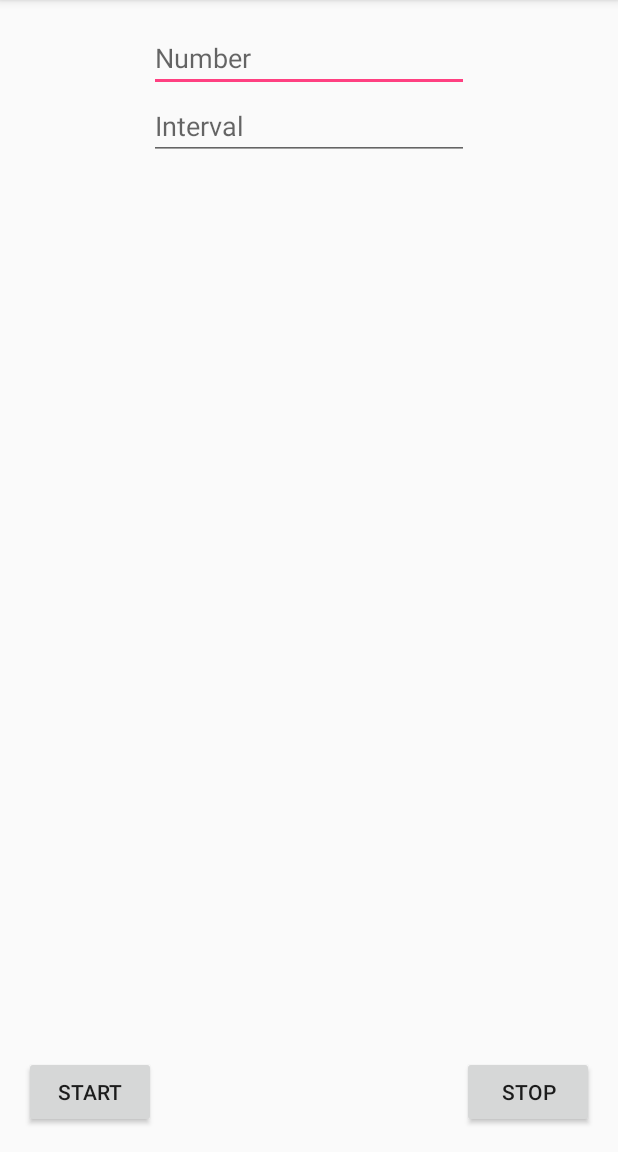
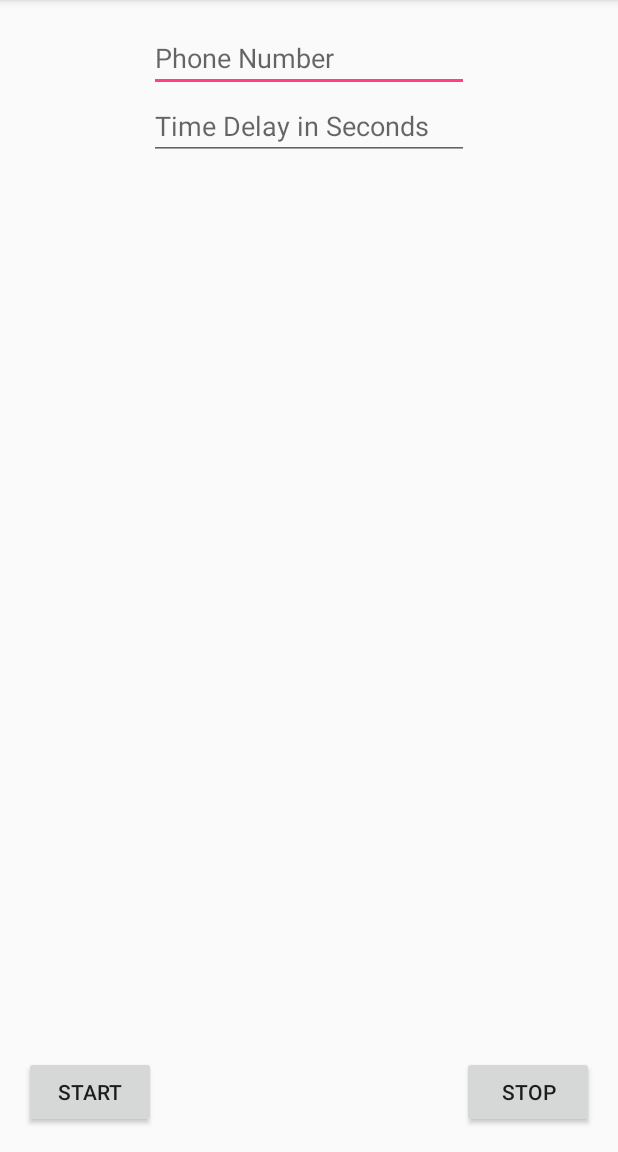
Before and after one commit to gimse/SwearWordSpammer, an Android app: the screen it shows after launch (MainActivity), on a phone screen of 412 x 824 dp, the part 84-1236 px from its top. Run offline under Robolectric (Android 15) with nearby library versions, the phone set to English and light mode, and no system bars.

Commit message:
Change in interface

```diff
--- a/app/src/main/res/values/strings.xml
+++ b/app/src/main/res/values/strings.xml
@@ -1,7 +1,7 @@
 <resources>
     <string name="app_name">Swear Word Spammer</string>
-    <string name="number">Number</string>
+    <string name="number">Phone Number</string>
     <string name="start">Start</string>
     <string name="stop">Stop</string>
-    <string name="interval">Interval</string>
+    <string name="interval">Time Delay in Seconds</string>
 </resources>
```
